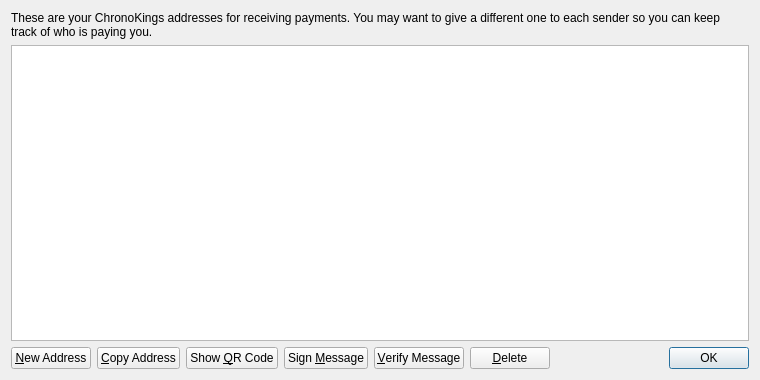
Old version of the form src/qt/forms/addressbookpage.ui in the repository chronokings/huntercoin.
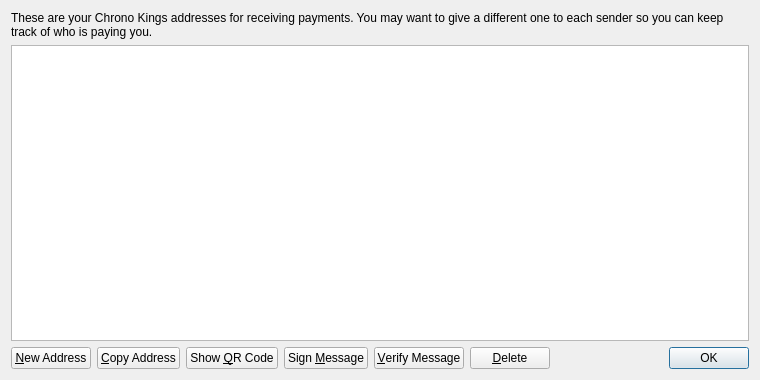
New version of the form. Icons and pictures are not drawn.

```diff
--- a/src/qt/forms/addressbookpage.ui
+++ b/src/qt/forms/addressbookpage.ui
@@ -17,7 +17,7 @@
    <item>
     <widget class="QLabel" name="labelExplanation">
      <property name="text">
-      <string>These are your ChronoKings addresses for receiving payments. You may want to give a different one to each sender so you can keep track of who is paying you.</string>
+      <string>These are your Chrono Kings addresses for receiving payments. You may want to give a different one to each sender so you can keep track of who is paying you.</string>
      </property>
      <property name="textFormat">
       <enum>Qt::PlainText</enum>
```
Left out of the diff: 4 changed lines with no effect on the pictures.
